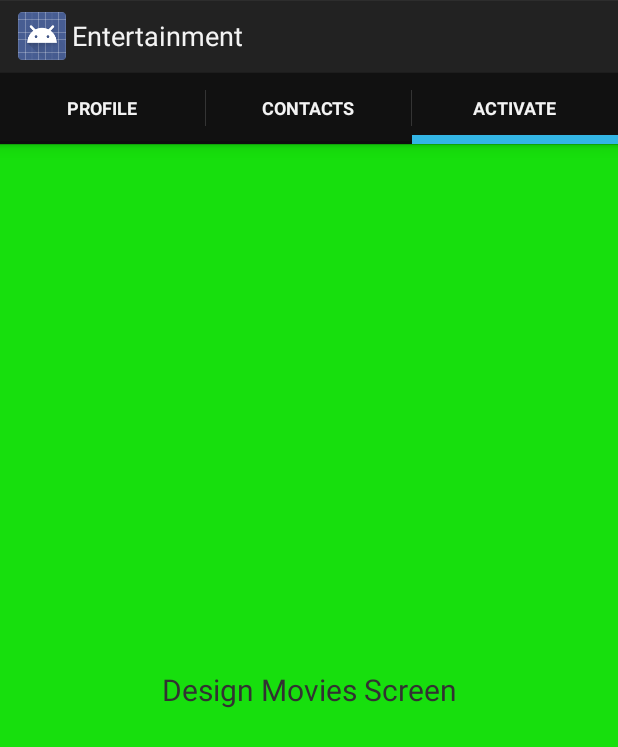
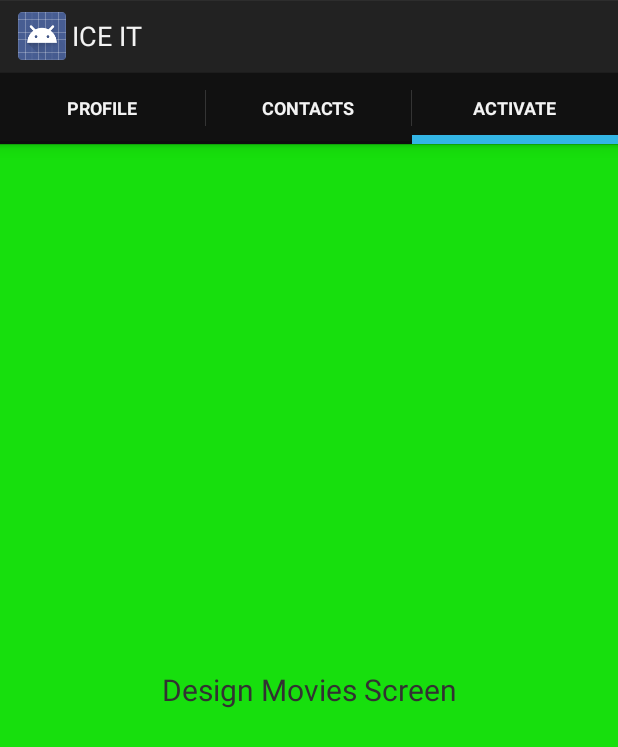
Before and after one commit to ChrisGrigg/ICE_IT-2, an Android app: the screen it shows after launch (MainActivity), tab 3 chosen, on a phone screen of 412 x 824 dp. Shown: the top 747 px of the screen. Run offline under Robolectric (Android 15) with nearby library versions, the phone set to English and light mode, and no system bars.

Commit message:
Fixed bugs relating to porting to Android Studio
Also changed package names

```diff
--- a/app/src/main/java/info/androidhive/tabsswipe/ContactsFragment.java
+++ b/app/src/main/java/com/iceit/ContactsFragment.java
@@ -1,4 +1,4 @@
-package info.androidhive.tabsswipe;
+package com.iceit;
 
 import android.content.ContentUris;
 import android.content.Intent;
@@ -14,10 +14,13 @@ import android.util.Log;
 import android.view.LayoutInflater;
 import android.view.View;
 import android.view.ViewGroup;
+import android.widget.Button;
 import android.widget.ImageView;
 import android.widget.TextView;
 
 import java.io.InputStream;
+
+import info.androidhive.tabsswipe.R;
 
 public class ContactsFragment extends Fragment {
 
@@ -29,10 +32,21 @@ public class ContactsFragment extends Fragment {
 	private TextView contentContactTel;
 
 	@Override
-	public View onCreateView(LayoutInflater inflater, ViewGroup container,
-			Bundle savedInstanceState) {
+	public View onCreateView(LayoutInflater inflater, ViewGroup container, Bundle savedInstanceState) {
 
 		View rootView = inflater.inflate(R.layout.fragment_contacts, container, false);
+		contentFullName = (TextView) rootView.findViewById(R.id.fullName_contact);
+		contentContactTel = (TextView) rootView.findViewById(R.id.telNumber_contact);
+
+		Button button = (Button) rootView.findViewById(R.id.btn_contact);
+		button.setOnClickListener(new View.OnClickListener()
+		{
+			@Override
+			public void onClick(View v)
+			{
+				onClickSelectContact(v);
+			}
+		});
 
 		return rootView;
 	}
@@ -73,7 +87,7 @@ public class ContactsFragment extends Fragment {
 			imageView.setImageBitmap(photo);
 		} else {
 			Log.d(TAG, "Image not found, default will be used");
-			Drawable drawable = getResources().getDrawable(getResources().getIdentifier("ic_profile", "drawable", getActivity().getPackageName()));
+			Drawable drawable = getResources().getDrawable(getResources().getIdentifier("ic_profile", "mipmap", getActivity().getPackageName()));
 			ImageView imageView = (ImageView) getActivity().findViewById(R.id.img_contact);
 			imageView.setImageDrawable(drawable);
 		}
--- /dev/null
+++ b/app/src/main/java/com/iceit/MainActivity.java
@@ -0,0 +1,78 @@
+package com.iceit;
+
+import info.androidhive.tabsswipe.R;
+import com.iceit.adapter.TabsPagerAdapter;
+import android.app.ActionBar;
+import android.app.ActionBar.Tab;
+import android.app.FragmentTransaction;
+import android.os.Bundle;
+import android.support.v4.app.FragmentActivity;
+import android.support.v4.view.ViewPager;
+
+public class MainActivity extends FragmentActivity implements
+		ActionBar.TabListener {
+
+	private ViewPager viewPager;
+	private TabsPagerAdapter mAdapter;
+	private ActionBar actionBar;
+	// Tab titles
+	private String[] tabs = { "Profile", "Contacts", "Activate" };
+
+	@Override
+	protected void onCreate(Bundle savedInstanceState) {
+		super.onCreate(savedInstanceState);
+		setContentView(R.layout.activity_main);
+
+		// Initilization
+		viewPager = (ViewPager) findViewById(R.id.pager);
+		actionBar = getActionBar();
+		mAdapter = new TabsPagerAdapter(getSupportFragmentManager());
+
+		viewPager.setAdapter(mAdapter);
+		actionBar.setHomeButtonEnabled(false);
+		actionBar.setNavigationMode(ActionBar.NAVIGATION_MODE_TABS);
+
+		// Adding Tabs
+		for (String tab_name : tabs) {
+			actionBar.addTab(actionBar.newTab().setText(tab_name)
+					.setTabListener(this));
+		}
+
+		/**
+		 * on swiping the viewpager make respective tab selected
+		 * */
+		viewPager.setOnPageChangeListener(new ViewPager.OnPageChangeListener() {
+
+			@Override
+			public void onPageSelected(int position) {
+				// on changing the page
+				// make respected tab selected
+				actionBar.setSelectedNavigationItem(position);
+			}
+
+			@Override
+			public void onPageScrolled(int arg0, float arg1, int arg2) {
+			}
+
+			@Override
+			public void onPageScrollStateChanged(int arg0) {
+			}
+		});
+	}
+
+	@Override
+	public void onTabReselected(Tab tab, FragmentTransaction ft) {
+	}
+
+	@Override
+	public void onTabSelected(Tab tab, FragmentTransaction ft) {
+		// on tab selected
+		// show respected fragment view
+		viewPager.setCurrentItem(tab.getPosition());
+	}
+
+	@Override
+	public void onTabUnselected(Tab tab, FragmentTransaction ft) {
+	}
+
+}
--- a/app/src/main/java/info/androidhive/tabsswipe/MainActivity.java
+++ /dev/null
@@ -1,77 +0,0 @@
-package info.androidhive.tabsswipe;
-
-import info.androidhive.tabsswipe.adapter.TabsPagerAdapter;
-import android.app.ActionBar;
-import android.app.ActionBar.Tab;
-import android.app.FragmentTransaction;
-import android.os.Bundle;
-import android.support.v4.app.FragmentActivity;
-import android.support.v4.view.ViewPager;
-
-public class MainActivity extends FragmentActivity implements
-		ActionBar.TabListener {
-
-	private ViewPager viewPager;
-	private TabsPagerAdapter mAdapter;
-	private ActionBar actionBar;
-	// Tab titles
-	private String[] tabs = { "Profile", "Contacts", "Activate" };
-
-	@Override
-	protected void onCreate(Bundle savedInstanceState) {
-		super.onCreate(savedInstanceState);
-		setContentView(R.layout.activity_main);
-
-		// Initilization
-		viewPager = (ViewPager) findViewById(R.id.pager);
-		actionBar = getActionBar();
-		mAdapter = new TabsPagerAdapter(getSupportFragmentManager());
-
-		viewPager.setAdapter(mAdapter);
-		actionBar.setHomeButtonEnabled(false);
-		actionBar.setNavigationMode(ActionBar.NAVIGATION_MODE_TABS);
-
-		// Adding Tabs
-		for (String tab_name : tabs) {
-			actionBar.addTab(actionBar.newTab().setText(tab_name)
-					.setTabListener(this));
-		}
-
-		/**
-		 * on swiping the viewpager make respective tab selected
-		 * */
-		viewPager.setOnPageChangeListener(new ViewPager.OnPageChangeListener() {
-
-			@Override
-			public void onPageSelected(int position) {
-				// on changing the page
-				// make respected tab selected
-				actionBar.setSelectedNavigationItem(position);
-			}
-
-			@Override
-			public void onPageScrolled(int arg0, float arg1, int arg2) {
-			}
-
-			@Override
-			public void onPageScrollStateChanged(int arg0) {
-			}
-		});
-	}
-
-	@Override
-	public void onTabReselected(Tab tab, FragmentTransaction ft) {
-	}
-
-	@Override
-	public void onTabSelected(Tab tab, FragmentTransaction ft) {
-		// on tab selected
-		// show respected fragment view
-		viewPager.setCurrentItem(tab.getPosition());
-	}
-
-	@Override
-	public void onTabUnselected(Tab tab, FragmentTransaction ft) {
-	}
-
-}
--- a/app/src/main/res/layout/fragment_contacts.xml
+++ b/app/src/main/res/layout/fragment_contacts.xml
@@ -11,7 +11,7 @@
         android:layout_width="70dp"
         android:adjustViewBounds="true"
         android:contentDescription="Contacts Image"
-        android:src="@drawable/ic_profile"
+        android:src="@mipmap/ic_profile"
         android:paddingRight="10dp" />
 
     <TextView android:id="@+id/fullName_contact"
--- a/app/src/main/res/values/strings.xml
+++ b/app/src/main/res/values/strings.xml
@@ -1,6 +1,6 @@
 <?xml version="1.0" encoding="utf-8"?>
 <resources>
-    <string name="app_name">Entertainment</string>
+    <string name="app_name">ICE IT</string>
     <string name="action_settings">Settings</string>
     <string name="hello_world">Hello world!</string>
 </resources>
```
Also changed, not shown: app/build.gradle (+7 -5 lines), app/src/main/AndroidManifest.xml (+6 -3 lines), app/src/main/java/com/iceit/ActivationFragment.java (renamed from app/src/main/java/info/androidhive/tabsswipe/ProfileFragment.java, +6 -3 lines), app/src/main/java/com/iceit/ProfileFragment.java (renamed from app/src/main/java/info/androidhive/tabsswipe/ActivationFragment.java, +5 -4 lines), app/src/main/java/com/iceit/adapter/TabsPagerAdapter.java (renamed from app/src/main/java/info/androidhive/tabsswipe/adapter/TabsPagerAdapter.java, +5 -4 lines), 3 other files.
